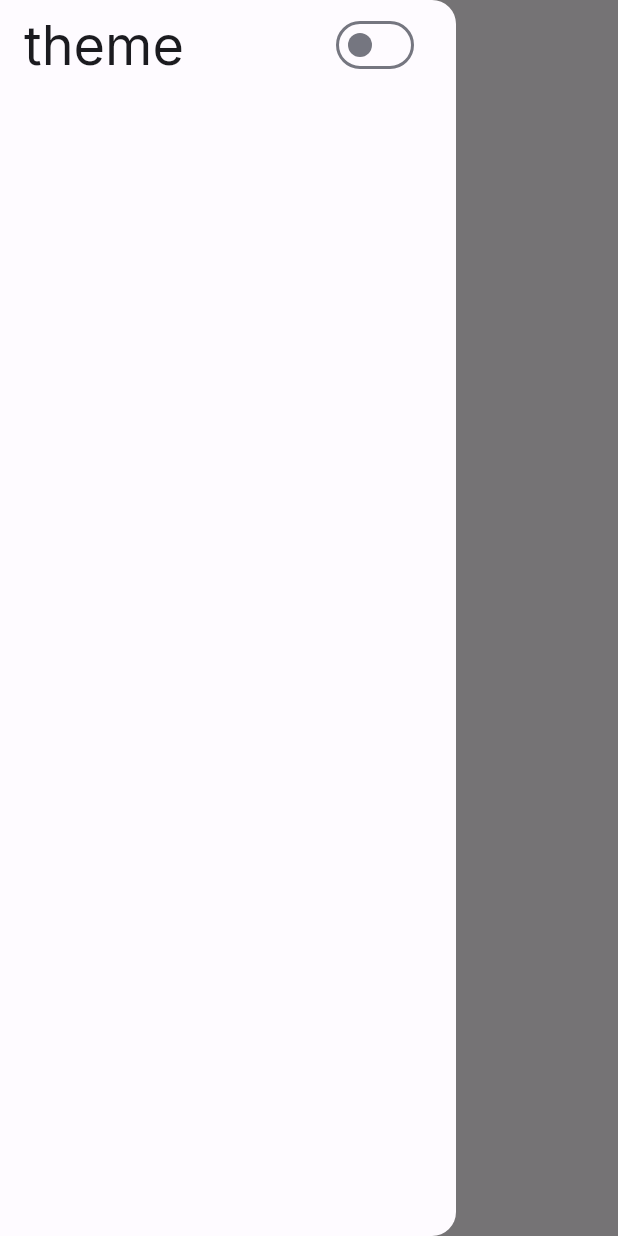
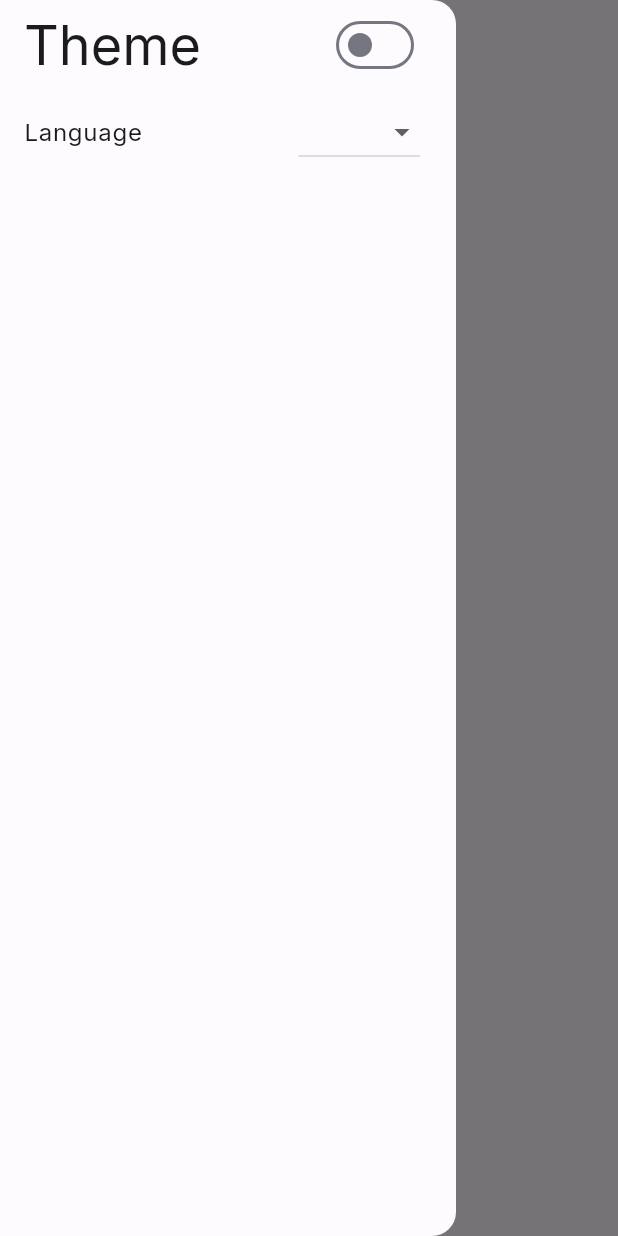
Before and after one commit to AlshaimaaAbdElnaeem/mars_app, a Flutter app: the screen it shows after launch, with the side drawer open, on a phone screen of 412 x 824 dp. Run offline on Flutter 3.47's test engine with Material 2 defaults, Android fonts, the phone set to English and light mode, and no system bars; our stand-ins replace google_fonts, hive, hive_flutter; accounts and stored records are empty; generated files the repository leaves out were written again.

Commit message:
add two language

```diff
--- a/lib/main.dart
+++ b/lib/main.dart
@@ -30,7 +30,7 @@ class MyApp extends StatelessWidget {
           supportedLocales: AppLocalizations.supportedLocales,
           locale:Locale(lang) ,
           debugShowCheckedModeBanner: false,
-          title: 'app Title',
+          title: 'appTitle',
           theme: ThemeData(
             colorScheme: lightColorScheme,
             useMaterial3: true,
--- a/lib/ui/screens/home_page.dart
+++ b/lib/ui/screens/home_page.dart
@@ -2,7 +2,7 @@ import 'package:flutter/material.dart';
 import 'package:hive_flutter/hive_flutter.dart';
 import 'package:session2/ui/widgets/drawer_widget.dart';
 import 'package:session2/utils/constants.dart';
-
+import 'package:flutter_gen/gen_l10n/app_localizations.dart';
 
 class HomePage extends StatelessWidget {
   const HomePage({super.key});
@@ -10,10 +10,11 @@ class HomePage extends StatelessWidget {
   @override
   Widget build(BuildContext context) {
     var settingsBox = Hive.box(settings);
+     final strings = AppLocalizations.of(context)!;
     return Scaffold(
       appBar: AppBar(
         title: Text(
-          "Mars Photos",
+        strings.appTitle ,
           style: Theme.of(context).textTheme.displaySmall,
         ),
       ),
@@ -23,7 +24,7 @@ class HomePage extends StatelessWidget {
            color: Theme.of(context).colorScheme.inversePrimary,
           padding: const EdgeInsets.all(20),
           child:  Text(
-            "Mars Photos",
+           strings.appTitle,
             style: Theme.of(context).textTheme.bodyMedium,
 
           ),
--- a/lib/ui/widgets/drawer_widget.dart
+++ b/lib/ui/widgets/drawer_widget.dart
@@ -1,32 +1,23 @@
 import 'package:flutter/material.dart';
 import 'package:hive_flutter/adapters.dart';
-import 'package:session2/utils/constants.dart';
+import 'package:session2/ui/widgets/dropdown_button.dart';
+import 'package:session2/ui/widgets/select_theme.dart';
 
 class DrawerWidget extends StatelessWidget {
   const DrawerWidget({super.key, required this.settingsBox});
-final Box settingsBox ;
+  final Box settingsBox;
   @override
   Widget build(BuildContext context) {
     return Drawer(
       child: ListView(
         shrinkWrap: true,
         children: [
-          ListTile(
-            title: Text("theme",
-                style: Theme.of(context).textTheme.displaySmall),
-            trailing: Builder(
-              builder: (context) {
-                return Switch(
-                  onChanged: (e) {
-                    settingsBox.put(isDark, e);
-                  },
-                  value: settingsBox.get(isDark,defaultValue: false),
-                );
-              }
-            ),
-          )
+          selectThemes(context),
+        const DrobdownButton()
         ],
       ),
     );
   }
+
+
 }
--- a/lib/ui/widgets/dropdown_button.dart
+++ b/lib/ui/widgets/dropdown_button.dart
@@ -1,17 +1,17 @@
-  import 'package:flutter/material.dart';
+
+import 'package:flutter/material.dart';
 import 'package:hive/hive.dart';
 import 'package:session2/utils/constants.dart';
+import 'package:flutter_gen/gen_l10n/app_localizations.dart';
+class DrobdownButton extends StatelessWidget {
+  const DrobdownButton ({super.key});
 
-DropdownButton<String> dropdownButton() {
-    return DropdownButton(
-            items: <String>["ar", "en"]
-                .map((e) => DropdownMenuItem(
-                      value: e,
-                      child: Text(e == "en"?"English":"Arabic"),
-
-                    ))
-                .toList(),
-            onChanged: (v) {
-              Hive.box(settings).put(language, v);
-            });
+  @override
+  Widget build(BuildContext context) {
+    var strings = AppLocalizations.of(context);
+    return ListTile(title: Text(strings!.language),
+    trailing: DropdownButton(items: <String> ["en","ar"].map((e) => DropdownMenuItem( value : e ,child: Text (e=="ar" ? "Arabic" : "English"))).toList(), onChanged: (v){
+      Hive.box(settings).put(language, v);
+    }),);
   }
+}
--- /dev/null
+++ b/lib/ui/widgets/select_theme.dart
@@ -0,0 +1,20 @@
+ import 'package:flutter/material.dart';
+import 'package:hive/hive.dart';
+import 'package:session2/utils/constants.dart';
+import 'package:flutter_gen/gen_l10n/app_localizations.dart';
+ListTile selectThemes(BuildContext context) {
+  Box settingsBox = Hive.box(settings);
+   final strings = AppLocalizations.of(context)!;
+    return ListTile(
+          title:
+              Text(strings.theme, style: Theme.of(context).textTheme.displaySmall),
+          trailing: Builder(builder: (context) {
+            return Switch(
+              onChanged: (e) {
+                settingsBox.put(isDark, e);
+              },
+              value: settingsBox.get(isDark, defaultValue: false),
+            );
+          }),
+        );
+  }
```
